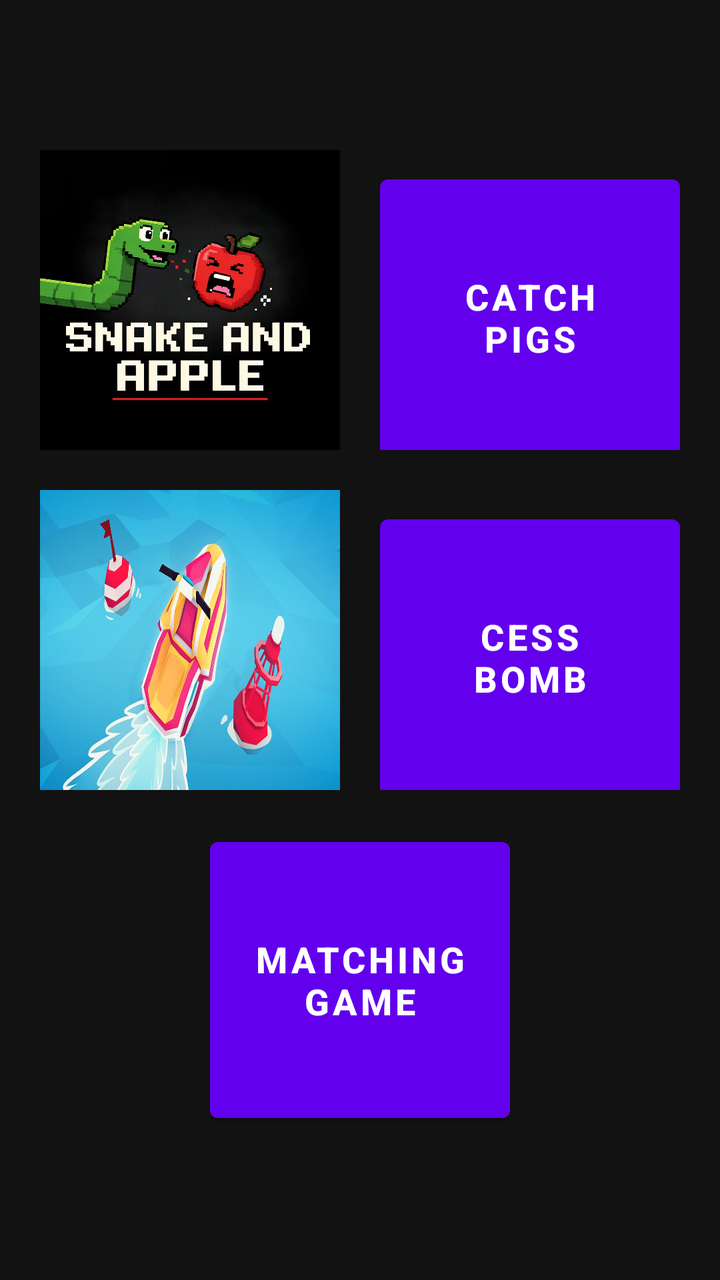
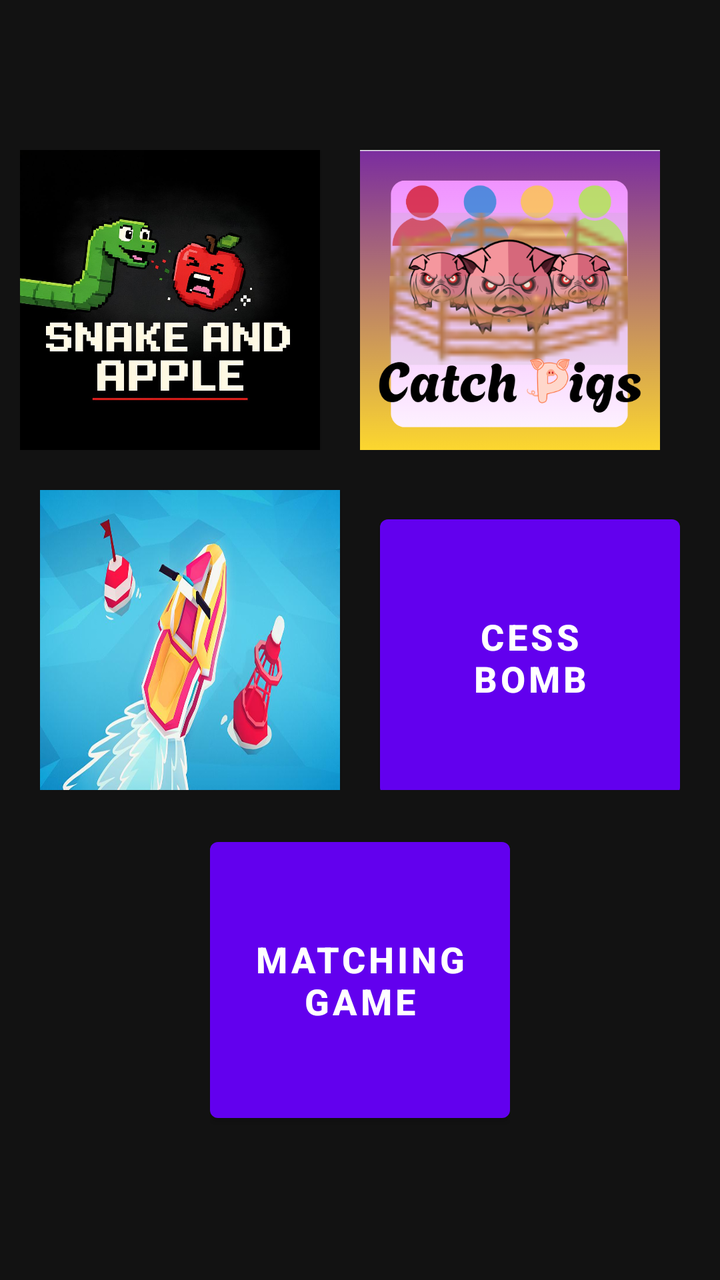

An Android layout rendered at two revisions. The XML below is the earlier revision; the diff shows what the commit changed to produce the second picture.
<!-- AndroidManifest.xml: application theme Theme.SummertimeParty -->
<!-- res/layout/activity_main.xml -->
<?xml version="1.0" encoding="utf-8"?>
<LinearLayout xmlns:android="http://schemas.android.com/apk/res/android"
    android:layout_width="match_parent"
    android:layout_height="match_parent"
    xmlns:app="http://schemas.android.com/apk/res-auto"
    android:orientation="vertical"
    android:gravity="center"
    android:background="#121212">

    
    <LinearLayout
        android:layout_width="wrap_content"
        android:layout_height="wrap_content"
        android:orientation="horizontal"
        android:layout_marginBottom="20dp">

        <Button
            android:id="@+id/btnSnake"
            android:layout_width="150dp"
            android:layout_height="150dp"
            android:background="@drawable/snakeandapplegamelogo"
            app:backgroundTint="@null"
            android:layout_marginEnd="20dp" />

        <Button
            android:id="@+id/btnPig"
            android:layout_width="150dp"
            android:layout_height="150dp"
            android:text="Catch\nPigs"
            android:textSize="18sp"
            android:textStyle="bold" />
    </LinearLayout>

    
    <LinearLayout
        android:layout_width="wrap_content"
        android:layout_height="wrap_content"
        android:orientation="horizontal"
        android:layout_marginBottom="20dp">

        <Button
            android:id="@+id/btnGoSki"
            android:layout_width="150dp"
            android:layout_height="150dp"
            android:layout_marginEnd="20dp"
            android:background="@drawable/go_ski_logo"
            app:backgroundTint="@null" />

        <Button
            android:id="@+id/btnCessBomb"
            android:layout_width="150dp"
            android:layout_height="150dp"
            android:text="Cess\nBomb"
            android:textSize="18sp"
            android:textStyle="bold" />
    </LinearLayout>

    
    <LinearLayout
        android:layout_width="wrap_content"
        android:layout_height="wrap_content"
        android:orientation="horizontal">

        <Button
            android:id="@+id/btnMatching"
            android:layout_width="150dp"
            android:layout_height="150dp"
            android:text="Matching\nGame"
            android:textSize="18sp"
            android:textStyle="bold" />
    </LinearLayout>

</LinearLayout>
<!-- resources referenced by this layout -->
<resources>
  <!-- drawable go_ski_logo: png bitmap (drawable, 45135 bytes) -->
  <!-- drawable snakeandapplegamelogo: jpg bitmap (drawable, 189242 bytes) -->
  <style name="Theme.SummertimeParty" parent="Theme.MaterialComponents.DayNight.DarkActionBar">
          
          <item name="colorPrimary">@color/purple_500</item>
          <item name="colorPrimaryVariant">@color/purple_700</item>
          <item name="colorOnPrimary">@color/white</item>
          
          <item name="colorSecondary">@color/teal_200</item>
          <item name="colorSecondaryVariant">@color/teal_700</item>
          <item name="colorOnSecondary">@color/black</item>
          
          <item name="android:statusBarColor">?attr/colorPrimaryVariant</item>
          
      </style>
  <color name="purple_500">#FF6200EE</color>
  <color name="purple_700">#FF3700B3</color>
  <color name="white">#FFFFFFFF</color>
  <color name="teal_200">#FF03DAC5</color>
  <color name="teal_700">#FF018786</color>
  <color name="black">#FF000000</color>
</resources>

<!-- the commit's change to res/layout/activity_main.xml (unified diff, before → after) -->
@@ -26,9 +26,9 @@
             android:id="@+id/btnPig"
             android:layout_width="150dp"
             android:layout_height="150dp"
-            android:text="Catch\nPigs"
-            android:textSize="18sp"
-            android:textStyle="bold" />
+            android:background="@drawable/catchpigslogo"
+            app:backgroundTint="@null"
+            android:layout_marginEnd="20dp" />
     </LinearLayout>
 
     
<!-- resource entries referenced after the edit -->
@@ -1,5 +1,6 @@
 <!-- resources referenced by this layout -->
 <resources>
+  <!-- drawable catchpigslogo: png bitmap (drawable, 227631 bytes) -->
   <!-- drawable go_ski_logo: png bitmap (drawable, 45135 bytes) -->
   <!-- drawable snakeandapplegamelogo: jpg bitmap (drawable, 189242 bytes) -->
   <style name="Theme.SummertimeParty" parent="Theme.MaterialComponents.DayNight.DarkActionBar">
